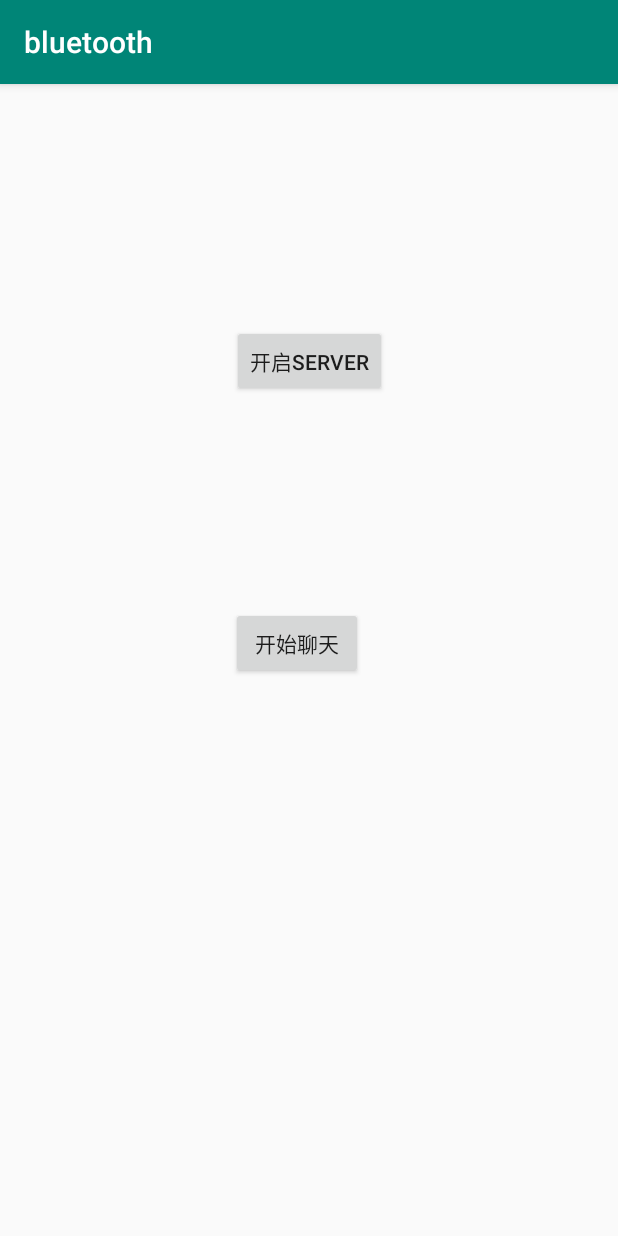
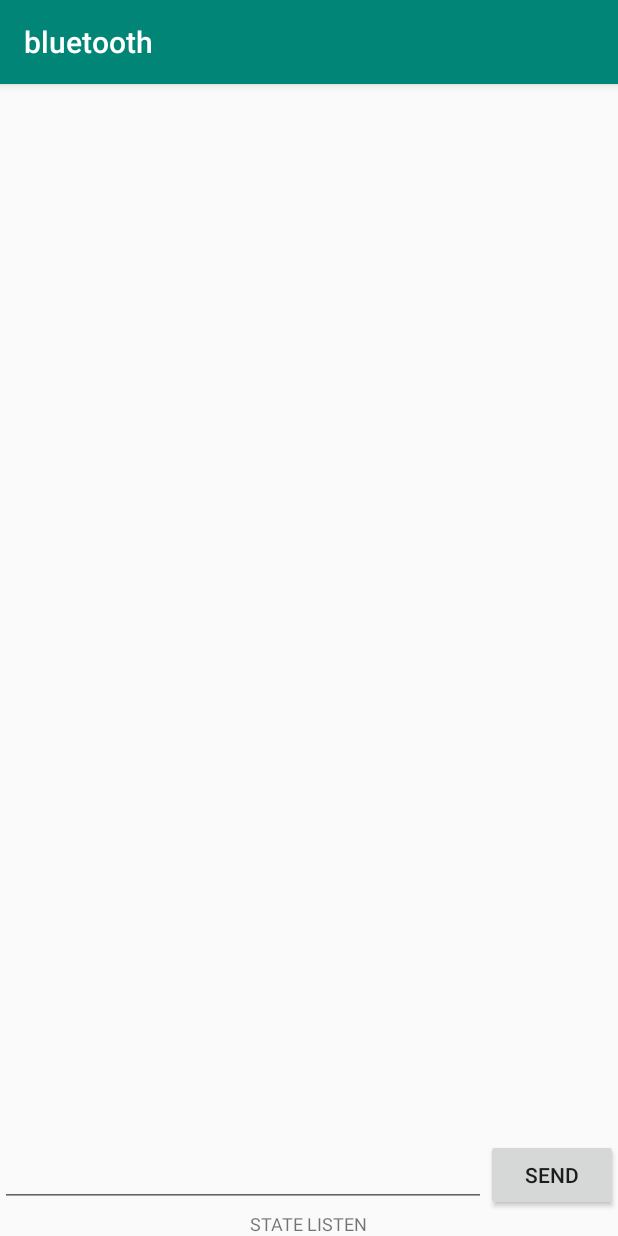
Before and after one commit to caoshen/bluetooth, an Android app: the screen it shows after launch (ServerActivity before the commit, TerminalActivity after it), after a tap on "开启SERVER", on a phone screen of 412 x 824 dp. Run offline under Robolectric (Android 15) with nearby library versions, the phone set to English and light mode, and no system bars.

Commit message:
merge server activity and terminal activity

```diff
--- a/app/src/main/AndroidManifest.xml
+++ b/app/src/main/AndroidManifest.xml
@@ -18,7 +18,6 @@
             </intent-filter>
         </activity>
         <activity android:name="com.example.bluetooth.BondDevicesActivity" />
-        <activity android:name="com.example.bluetooth.ServerActivity" />
         <activity android:name="com.example.bluetooth.TerminalActivity" />
     </application>
 </manifest>
--- a/app/src/main/java/com/example/bluetooth/MainActivity.java
+++ b/app/src/main/java/com/example/bluetooth/MainActivity.java
@@ -1,13 +1,13 @@
 package com.example.bluetooth;
 
-import android.app.Activity;
 import android.content.Intent;
 import android.os.Bundle;
 import android.view.View;
 
 import androidx.annotation.Nullable;
+import androidx.appcompat.app.AppCompatActivity;
 
-public class MainActivity extends Activity {
+public class MainActivity extends AppCompatActivity {
 
     @Override
     protected void onCreate(@Nullable Bundle savedInstanceState) {
@@ -20,6 +20,6 @@ public class MainActivity extends Activity {
     }
 
     public void onClickStartServer(View view) {
-        startActivity(new Intent(this, ServerActivity.class));
+        TerminalActivity.start(this, true);
     }
 }
--- a/app/src/main/java/com/example/bluetooth/MyApplication.java
+++ b/app/src/main/java/com/example/bluetooth/MyApplication.java
@@ -1,8 +1,6 @@
 package com.example.bluetooth;
 
 import android.app.Application;
-
-import com.example.library.utils.ContextUtils;
 
 import io.github.caoshen.bluetooth.spp.BluetoothSpp;
 
@@ -11,7 +9,6 @@ public class MyApplication extends Application {
     @Override
     public void onCreate() {
         super.onCreate();
-        ContextUtils.setContext(this);
         BluetoothSpp.getInstance().init(this);
     }
 }
--- a/app/src/main/java/com/example/bluetooth/TerminalActivity.java
+++ b/app/src/main/java/com/example/bluetooth/TerminalActivity.java
@@ -26,7 +26,7 @@ import io.github.caoshen.bluetooth.spp.OnDeviceConnectionListener;
  * @date 2020/12/15
  */
 public class TerminalActivity extends AppCompatActivity {
-
+    private static final String KEY_SERVER = "key_server";
     TextView textStatus;
     TextView textRead;
     EditText etMessage;
@@ -79,6 +79,14 @@ public class TerminalActivity extends AppCompatActivity {
         BluetoothSpp.getInstance().registerStateCallback(mCallback);
         BluetoothSpp.getInstance().registerDeviceCallback(mDeviceConnectionListener);
         BluetoothSpp.getInstance().registerDataCallback(mDataListener);
+
+        Intent intent = getIntent();
+        if (intent != null) {
+            boolean isServer = intent.getBooleanExtra(KEY_SERVER, false);
+            if (isServer) {
+                BluetoothSpp.getInstance().start();
+            }
+        }
     }
 
     private void showConnectionState(int state) {
@@ -114,6 +122,12 @@ public class TerminalActivity extends AppCompatActivity {
     }
 
     public static void start(Context context) {
-        context.startActivity(new Intent(context, TerminalActivity.class));
+        start(context, false);
+    }
+
+    public static void start(Context context, boolean isServer) {
+        Intent intent = new Intent(context, TerminalActivity.class);
+        intent.putExtra(KEY_SERVER, isServer);
+        context.startActivity(intent);
     }
 }
--- a/app/src/main/res/layout/activity_server.xml
+++ /dev/null
@@ -1,30 +0,0 @@
-<?xml version="1.0" encoding="utf-8"?>
-<androidx.constraintlayout.widget.ConstraintLayout xmlns:android="http://schemas.android.com/apk/res/android"
-    xmlns:app="http://schemas.android.com/apk/res-auto"
-    android:layout_width="match_parent" android:layout_height="match_parent">
-
-    <Button
-        android:id="@+id/button_start_server"
-        android:layout_width="wrap_content"
-        android:layout_height="wrap_content"
-        android:onClick="startServer"
-        android:text="@string/start_server"
-        app:layout_constraintBottom_toTopOf="@+id/button_start_chat"
-        app:layout_constraintEnd_toEndOf="parent"
-        app:layout_constraintStart_toStartOf="parent"
-        app:layout_constraintTop_toTopOf="parent"
-        app:layout_constraintVertical_bias="0.535" />
-
-    <Button
-        android:id="@+id/button_start_chat"
-        android:layout_width="wrap_content"
-        android:layout_height="wrap_content"
-        android:onClick="startChat"
-        android:text="@string/start_chat"
-        app:layout_constraintBottom_toBottomOf="parent"
-        app:layout_constraintEnd_toEndOf="parent"
-        app:layout_constraintHorizontal_bias="0.476"
-        app:layout_constraintStart_toStartOf="parent"
-        app:layout_constraintTop_toTopOf="parent"
-        app:layout_constraintVertical_bias="0.484" />
-</androidx.constraintlayout.widget.ConstraintLayout>
```
Also changed, not shown: app/build.gradle (+1 -8 lines), app/src/main/java/com/example/bluetooth/OnItemClickListener.java (deleted, +0 -13 lines), app/src/main/java/com/example/bluetooth/ServerActivity.java (deleted, +0 -74 lines).
